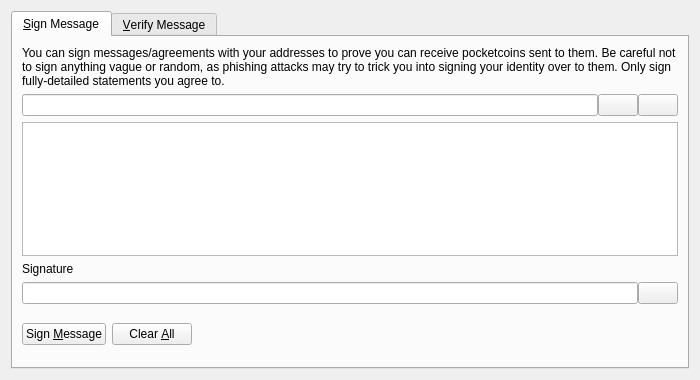
Old version of the form src/qt/forms/signverifymessagedialog.ui in the repository pocketnetteam/pocketnet.core.
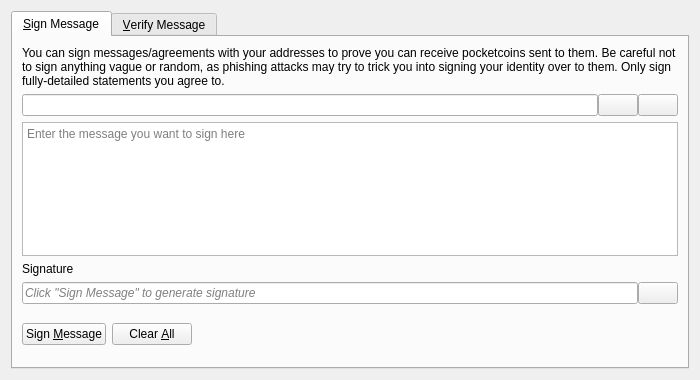
New version of the form. Icons and pictures are not drawn. Custom widgets are drawn as their Qt base class.

```diff
--- a/src/qt/forms/signverifymessagedialog.ui
+++ b/src/qt/forms/signverifymessagedialog.ui
@@ -99,6 +99,9 @@
          <property name="toolTip">
           <string>Enter the message you want to sign here</string>
          </property>
+         <property name="placeholderText">
+          <string>Enter the message you want to sign here</string>
+         </property>
         </widget>
        </item>
        <item>
@@ -118,6 +121,9 @@
          </property>
          <item>
           <widget class="QLineEdit" name="signatureOut_SM">
+           <property name="placeholderText">
+            <string>Click "Sign Message" to generate signature</string>
+           </property>
            <property name="font">
             <font>
              <italic>true</italic>
```
Left out of the diff: 18 changed lines with no effect on the pictures.
